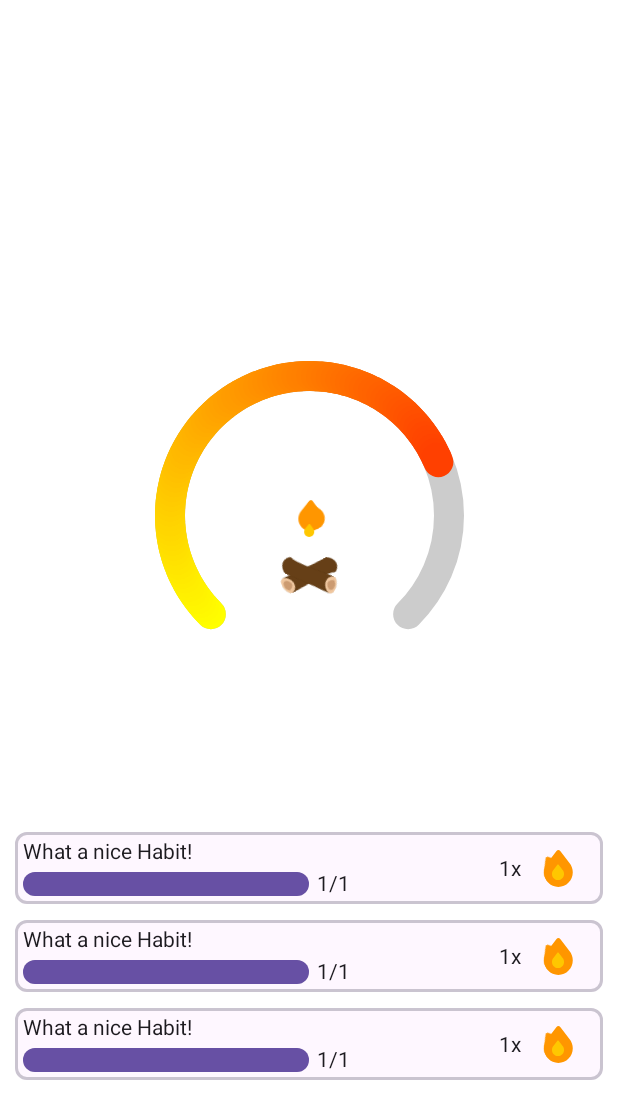
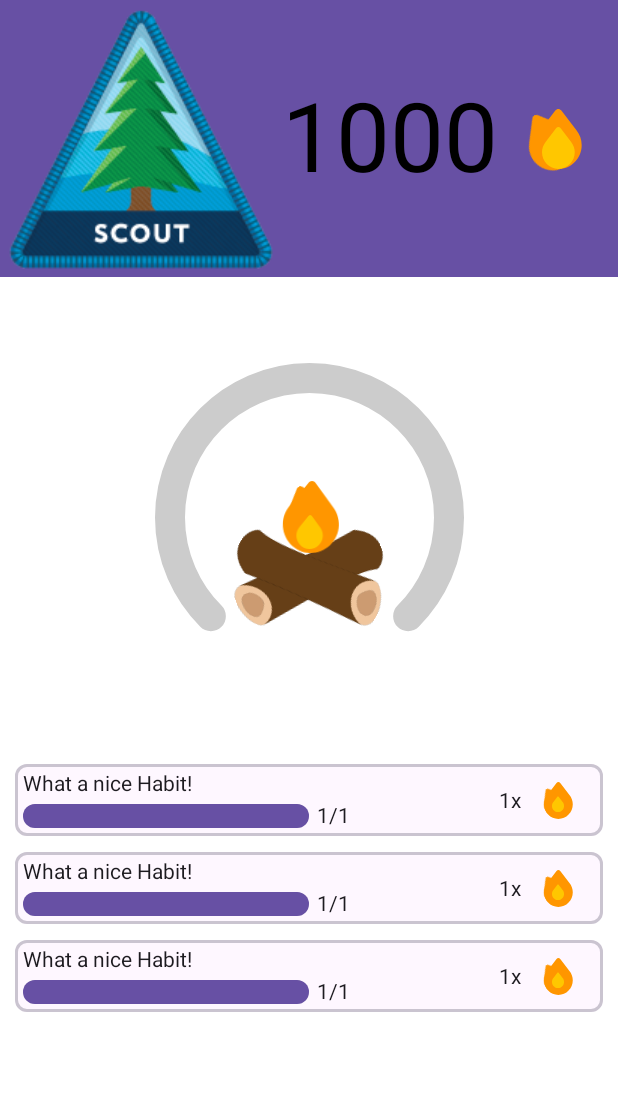
Before and after one commit to lasse-herzog/pyco-habits, an Android app built with Jetpack Compose: the @Preview function StreakViewPreview, on a phone screen of 412 x 824 dp. Shown: the top 1119 px of the screen. Run offline under Robolectric (Android 15) with nearby library versions, the phone set to English and light mode, and no system bars; our stand-ins replace Room's generated code.

Commit message:
added levels to streak view

```diff
--- a/app/src/main/java/com/example/pyco/helper/StreakHelper.kt
+++ b/app/src/main/java/com/example/pyco/helper/StreakHelper.kt
@@ -2,7 +2,6 @@ package com.example.pyco.helper
 
 import com.example.pyco.data.entities.CompleteHabit
 import java.time.LocalDate
-import kotlin.math.ln
 
 class StreakHelper {
     companion object {
@@ -60,7 +59,7 @@ class StreakHelper {
         }
 
         fun CalculateMultiplier(streak: Int): Triple<Int, Int, Int> {
-            if (streak == 0) return Triple(1, 0, 1) // Handle the zero case explicitly
+            if (streak <= 0) return Triple(1, 0, 1) // Handle the zero case explicitly
 
             val daysPerLevel = listOf(1, 3, 7, 14, 21, 30, 42, 56, 72, 90)
             var cumulativeDays = 0
@@ -80,5 +79,27 @@ class StreakHelper {
 
             return Triple(level, daysIntoLevel, nextLevelDays)
         }
+
+        fun CalculateLevel(score: Int): Triple<Int, Int, Int> {
+            if (score <= 0) return Triple(1, 0, 10) // Handle the zero case explicitly
+
+            val pointsPerLevel = listOf(10, 20, 40, 80, 160)
+            var cumulativeScore = 0
+            var level = 1
+            var pointsIntoLevel = 0
+            var nextLevelPoints = pointsPerLevel.first()
+
+            for (daysRequired in pointsPerLevel) {
+                if (score <= cumulativeScore + daysRequired) {
+                    pointsIntoLevel = score - cumulativeScore
+                    nextLevelPoints = daysRequired
+                    break
+                }
+                cumulativeScore += daysRequired
+                level++
+            }
+
+            return Triple(level, pointsIntoLevel, nextLevelPoints)
+        }
     }
 }
--- a/app/src/main/java/com/example/pyco/viewmodels/StreakViewModel.kt
+++ b/app/src/main/java/com/example/pyco/viewmodels/StreakViewModel.kt
@@ -24,6 +24,7 @@ import kotlin.reflect.typeOf
 data class StreakUiState(
     val activeHabits: List<CompleteHabit> = emptyList(),
     val score: Int = 0,
+    val quote: String = ""
 )
 
 @HiltViewModel
--- a/app/src/main/java/com/example/pyco/views/streak/HabitStreakView.kt
+++ b/app/src/main/java/com/example/pyco/views/streak/HabitStreakView.kt
@@ -88,6 +88,12 @@ fun HabitStreakMultiplier(multiplier: Int) {
         Text(multiplier.toString())
         Text(text = "x")
 
+        StaticFlame()
+    }
+}
+
+@Composable
+fun StaticFlame(){
     Box {
         Image(
             painter = painterResource(id = R.drawable.streak_flame),
@@ -122,7 +128,6 @@ fun HabitStreakMultiplier(multiplier: Int) {
                 .align(Alignment.Center),
             contentScale = ContentScale.Fit
         )
-        }
     }
 }
 
--- a/app/src/main/java/com/example/pyco/views/streak/StreakProgressView.kt
+++ b/app/src/main/java/com/example/pyco/views/streak/StreakProgressView.kt
@@ -14,6 +14,7 @@ import androidx.compose.foundation.layout.fillMaxHeight
 import androidx.compose.foundation.layout.fillMaxSize
 import androidx.compose.foundation.layout.fillMaxWidth
 import androidx.compose.foundation.layout.padding
+import androidx.compose.material3.Text
 import androidx.compose.runtime.Composable
 import androidx.compose.runtime.getValue
 import androidx.compose.ui.Alignment
@@ -32,14 +33,15 @@ import androidx.compose.ui.unit.dp
 import com.example.pyco.R
 
 @Composable
-fun StreakProgress() {
+fun StreakProgress(levelInfo: Triple<Int, Int, Int>) {
     Box(
         contentAlignment = Alignment.Center, // Center the content within the Box
         modifier = Modifier
             .fillMaxWidth()
-            .fillMaxHeight(.5f)
+            .fillMaxHeight(1f)
     ) {
-        HalfCircle(progress = .75f)
+        val progress = levelInfo.second.toFloat() / levelInfo.third.toFloat()
+        HalfCircle(progress = progress)
         WoodComponent(.25f, -20f, offsetTop = 80f)
         WoodComponent(.25f, 210f, offsetTop = 80f)
         Flame(.15f)
@@ -193,9 +195,3 @@ fun lerpColor(startColor: Color, endColor: Color, fraction: Float): Color {
 fun lerp(start: Float, end: Float, fraction: Float): Float {
     return start + (end - start) * fraction
 }
-
-@Preview
-@Composable
-fun StreakCirclePreview() {
-    StreakProgress()
-}
--- a/app/src/main/java/com/example/pyco/views/streak/StreakView.kt
+++ b/app/src/main/java/com/example/pyco/views/streak/StreakView.kt
@@ -4,20 +4,28 @@ import androidx.compose.foundation.Image
 import androidx.compose.foundation.background
 import androidx.compose.foundation.layout.Box
 import androidx.compose.foundation.layout.Column
+import androidx.compose.foundation.layout.IntrinsicSize
+import androidx.compose.foundation.layout.Row
 import androidx.compose.foundation.layout.fillMaxSize
+import androidx.compose.foundation.layout.height
 import androidx.compose.foundation.layout.padding
 import androidx.compose.foundation.lazy.LazyColumn
 import androidx.compose.foundation.lazy.items
+import androidx.compose.material3.MaterialTheme
 import androidx.compose.material3.Text
 import androidx.compose.runtime.Composable
 import androidx.compose.runtime.collectAsState
+import androidx.compose.ui.Alignment
 import androidx.compose.ui.Modifier
+import androidx.compose.ui.graphics.Color
 import androidx.compose.ui.graphics.ColorFilter
 import androidx.compose.ui.graphics.TransformOrigin
 import androidx.compose.ui.graphics.graphicsLayer
 import androidx.compose.ui.layout.ContentScale
 import androidx.compose.ui.res.painterResource
 import androidx.compose.ui.tooling.preview.Preview
+import androidx.compose.ui.unit.TextUnit
+import androidx.compose.ui.unit.TextUnitType
 import androidx.compose.ui.unit.dp
 import androidx.hilt.navigation.compose.hiltViewModel
 import com.example.pyco.R
@@ -38,19 +46,18 @@ fun StreakView(
     viewModel: StreakViewModel = hiltViewModel()
 ) {
     val uiState = viewModel.uiState.collectAsState().value
-    StreakView(uiState.activeHabits)
+    StreakView(uiState.activeHabits, uiState.score)
 }
 
 @Composable
-fun StreakView(habits: List<CompleteHabit>) {
+fun StreakView(habits: List<CompleteHabit>, score: Int) {
+    val level = StreakHelper.CalculateLevel(score)
     Column {
+        LevelBanner(score, level)
+        Box(modifier = Modifier.weight(1f)) {
+            StreakProgress(level)
+        }
 //        Quote()
-        Box(modifier = Modifier.weight(1f)) {
-            LevelBanner()
-        }
-        Box(modifier = Modifier.weight(1f)) {
-            StreakProgress()
-        }
         Box(modifier = Modifier.weight(1f)) {
             HabitStreaks(habits)
         }
@@ -58,35 +65,52 @@ fun StreakView(habits: List<CompleteHabit>) {
 }
 
 @Composable
-fun LevelBanner() {
-//    Image(
-//        painter = painterResource(id = R.drawable.streak_mountains),
-//        contentDescription = "Colored vector graphic",
-////        colorFilter = ColorFilter.tint(color),
-//        modifier = Modifier
-////            .padding(start.dp, top.dp, end.dp, bottom.dp)
-//            .fillMaxSize(1f),
-//        contentScale = ContentScale.Crop
-////            .graphicsLayer(
-////                rotationZ = rotation,
-////                transformOrigin = TransformOrigin(0.5f, 1f)
-////            )
-//    )
+fun LevelBanner(score: Int, levelInfo: Triple<Int, Int, Int>) {
+    val resourceId =
+        when (levelInfo.first) {
+            2 -> R.drawable.streak_level_2
+            3 -> R.drawable.streak_level_3
+            4 -> R.drawable.streak_level_4
+            5 -> R.drawable.streak_level_5
+            else -> R.drawable.streak_level_1
+        }
+
+    Row(
+        Modifier.background(MaterialTheme.colorScheme.primary),
+        verticalAlignment = Alignment.CenterVertically
+    ) {
+        Image(
+            painter = painterResource(id = resourceId),
+            contentDescription = "Colored vector graphic",
+            modifier = Modifier.padding(5.dp),
+            contentScale = ContentScale.Crop
+        )
+        Box(Modifier.weight(1f))
+        Row(
+            modifier = Modifier
+                .height(IntrinsicSize.Min),
+            verticalAlignment = Alignment.CenterVertically
+        ) {
+            Text(score.toString(), fontSize = TextUnit(8f, TextUnitType.Em))
+            StaticFlame()
+        }
+    }
 }
 
 @Composable
 fun HabitStreaks(habits: List<CompleteHabit>) {
+    val sortedHabits = habits.sortedByDescending { x -> x.dates.count() }
     LazyColumn {
-        items(habits) { habit ->
+        items(sortedHabits) { habit ->
             HabitStreakView(habit = habit)
         }
     }
 }
 
-@Composable
-fun Quote() {
-    TODO("Not yet implemented")
-}
+//@Composable
+//fun Quote() {
+//
+//}
 
 @Preview
 @Composable
@@ -112,5 +136,5 @@ fun StreakViewPreview() {
         )
     )
 
-    StreakView(habits)
+    StreakView(habits, 1000)
 }
--- a/gradle.properties
+++ b/gradle.properties
@@ -6,7 +6,7 @@
 # http://www.gradle.org/docs/current/userguide/build_environment.html
 # Specifies the JVM arguments used for the daemon process.
 # The setting is particularly useful for tweaking memory settings.
-org.gradle.jvmargs=-Xmx2048m -Dfile.encoding=UTF-8
+org.gradle.jvmargs=-Xmx8g -Dkotlin.daemon.jvm.options=-Xmx6g -Dfile.encoding=UTF-8
 # When configured, Gradle will run in incubating parallel mode.
 # This option should only be used with decoupled projects. More details, visit
 # http://www.gradle.org/docs/current/userguide/multi_project_builds.html#sec:decoupled_projects
```
Also changed, not shown: app/src/main/res/drawable/streak_level_1.png (added), app/src/main/res/drawable/streak_level_2.png (added), app/src/main/res/drawable/streak_level_3.png (added), app/src/main/res/drawable/streak_level_4.png (added), app/src/main/res/drawable/streak_level_5.png (added). Lines whose indentation alone changed are shown as unchanged.
